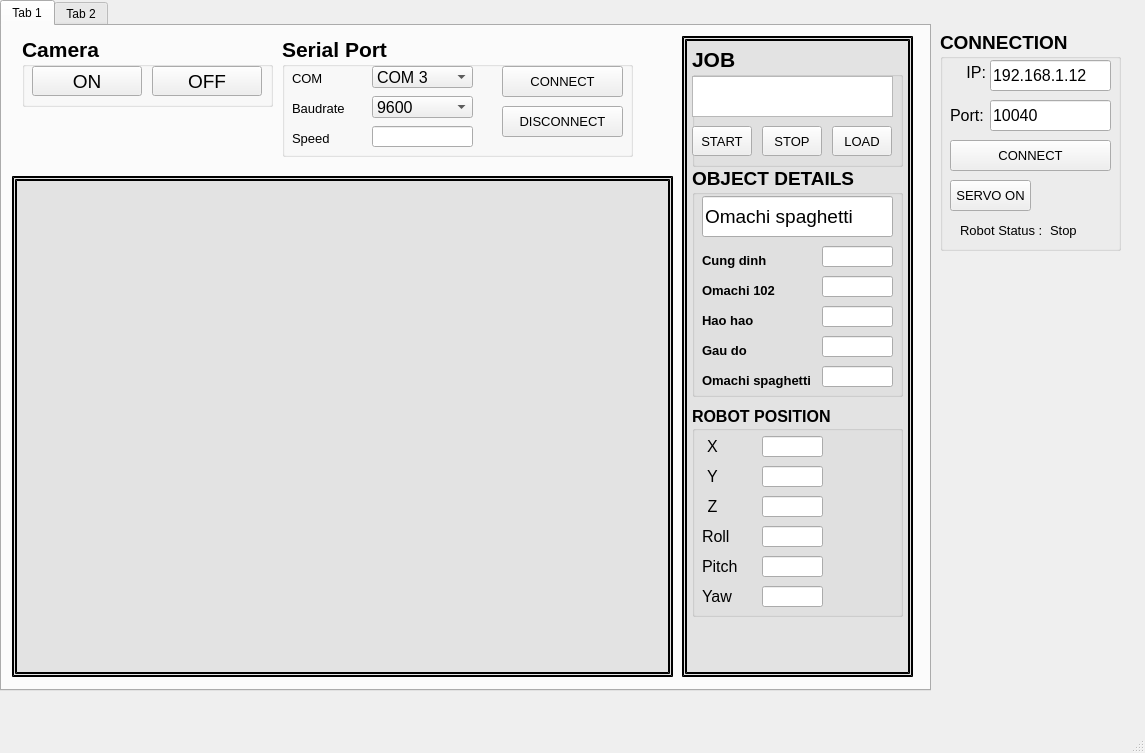
This is mainwindow.ui in HuyAK2108/CodeThesis as Qt 5 draws it before an edit. The edited form follows.
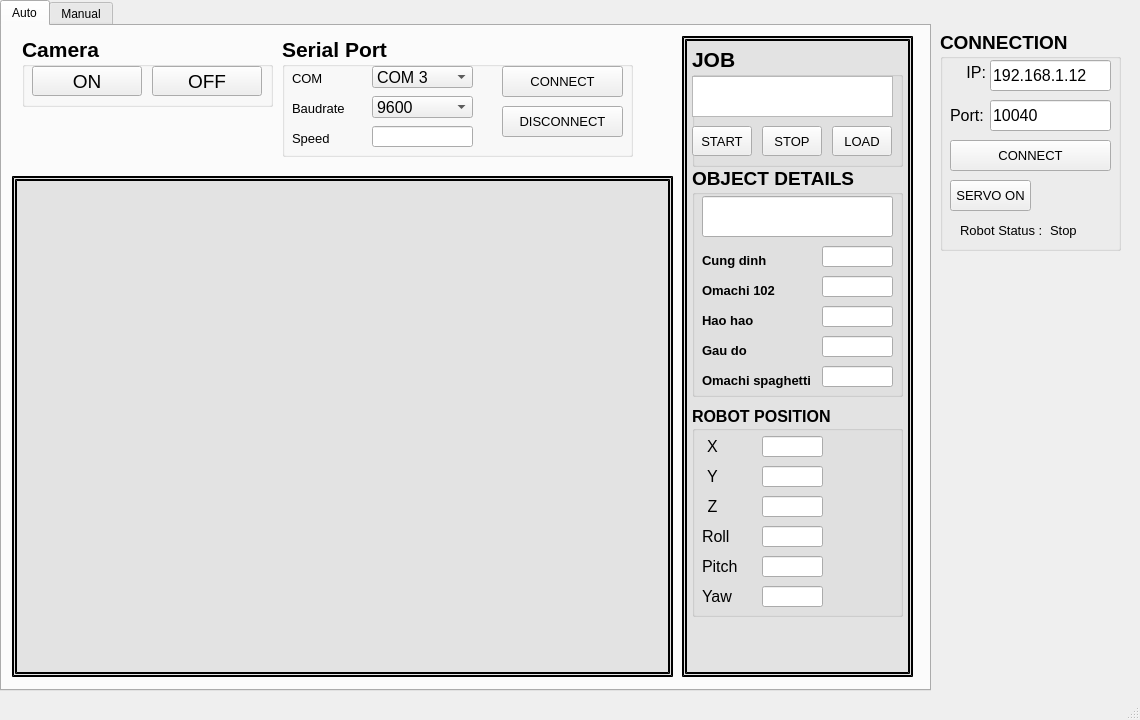
This is the edited form. The open tabs and pages were chosen to show the change.

Patch:
```diff
--- a/mainwindow.ui
+++ b/mainwindow.ui
@@ -6,8 +6,8 @@
    <rect>
     <x>0</x>
     <y>0</y>
-    <width>1145</width>
-    <height>753</height>
+    <width>1140</width>
+    <height>720</height>
    </rect>
   </property>
   <property name="windowTitle">
@@ -28,7 +28,7 @@
     </property>
     <widget class="QWidget" name="Auto">
      <attribute name="title">
-      <string>Tab 1</string>
+      <string>Auto</string>
      </attribute>
      <widget class="QGroupBox" name="SerialBox">
       <property name="geometry">
@@ -549,7 +549,7 @@
         </font>
        </property>
        <property name="text">
-        <string>Omachi spaghetti</string>
+        <string/>
        </property>
       </widget>
       <widget class="QLabel" name="Name_3">
@@ -743,7 +743,7 @@
       <property name="geometry">
        <rect>
         <x>20</x>
-        <y>160</y>
+        <y>90</y>
         <width>640</width>
         <height>480</height>
        </rect>
@@ -897,7 +897,7 @@
     </widget>
     <widget class="QWidget" name="tab_2">
      <attribute name="title">
-      <string>Tab 2</string>
+      <string>Manual</string>
      </attribute>
      <widget class="QGroupBox" name="JoggingBox_2">
       <property name="geometry">
```
Left out of the diff: 8 changed lines with no effect on the pictures.
